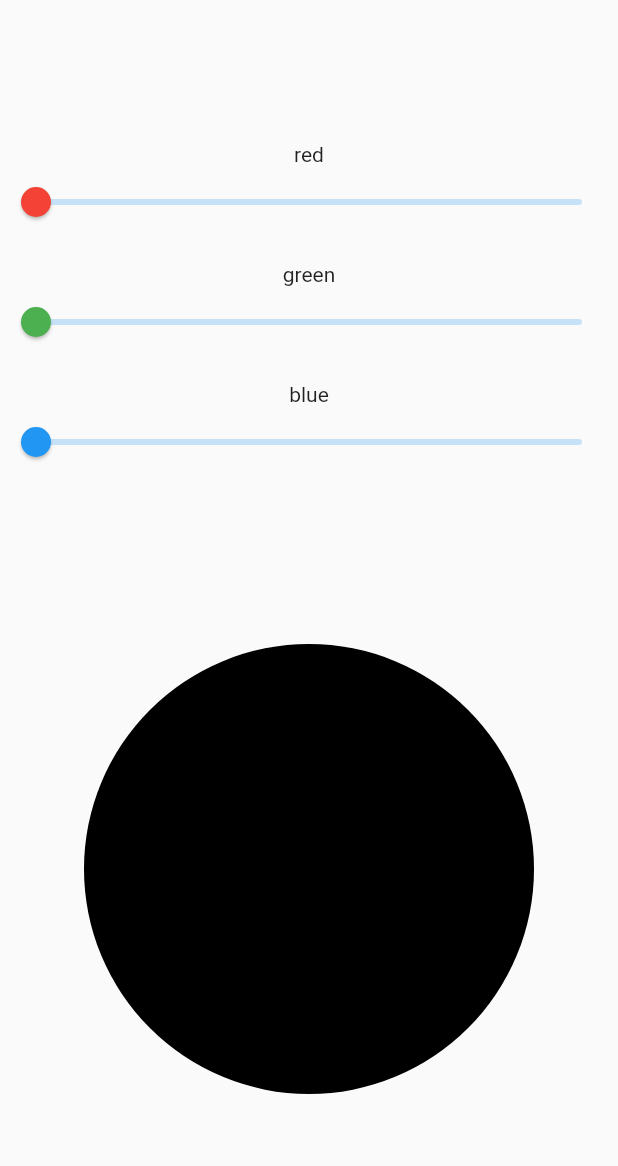
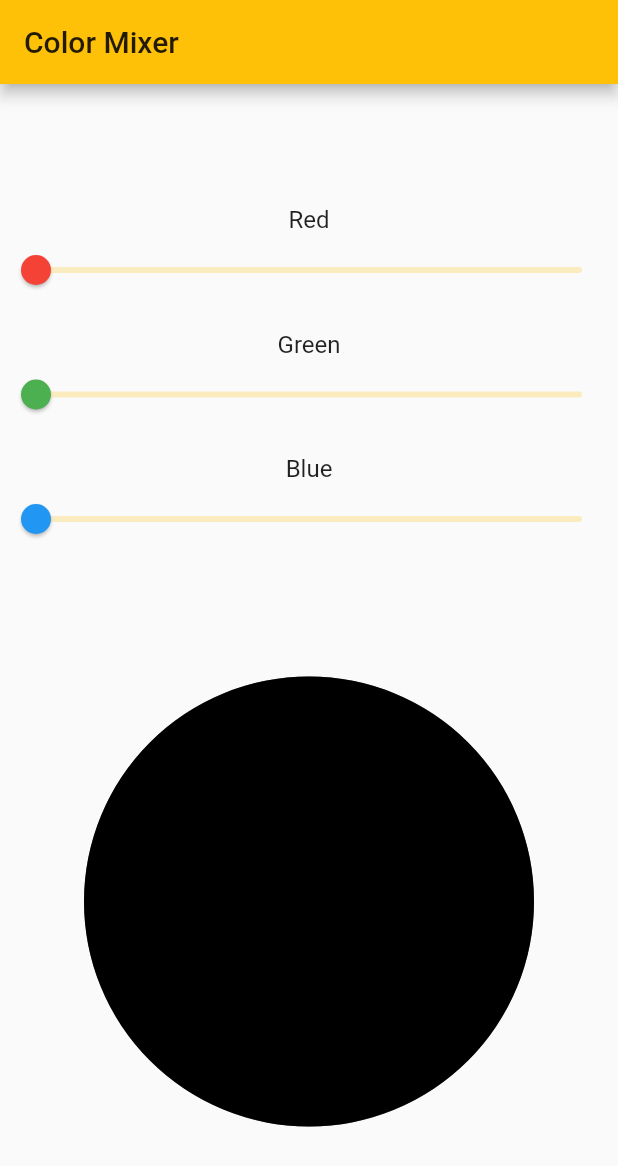
Before and after one commit to szymonrudnicki/Flutter-Color-Mixer, a Flutter app: the screen it shows after launch, on a phone screen of 412 x 824 dp. Shown: the top 1166 px of the screen. Run offline on Flutter 3.47's test engine with Material 2 defaults, Android fonts, the phone set to English and light mode, and no system bars.

Commit message:
visual changes

```diff
--- a/lib/components/rgb_preview.dart
+++ b/lib/components/rgb_preview.dart
@@ -1,19 +1,23 @@
 import 'package:flutter/material.dart';
+import 'package:provider/provider.dart';
+
 import '../models/color_model.dart';
-import 'package:provider/provider.dart';
 
 class RGBPreview extends StatelessWidget {
   @override
-  Widget build(BuildContext context) =>
-      Consumer<ColorModel>(
-        builder: (context, color, _) =>
-            Center(
+  Widget build(BuildContext context) => Consumer<ColorModel>(
+        builder: (context, color, _) => Center(
           child: Container(
             width: 300,
             height: 300,
             decoration: BoxDecoration(
               shape: BoxShape.circle,
-                  color: Color.fromRGBO(color.red.toInt(), color.green.toInt(), color.blue.toInt(), 1),
+              border: Border.all(
+                color: Colors.black54,
+                width: 3,
+              ),
+              color: Color.fromRGBO(color.red.toInt(), color.green.toInt(),
+                  color.blue.toInt(), 1),
             ),
           ),
         ),
--- a/lib/components/rgb_slider.dart
+++ b/lib/components/rgb_slider.dart
@@ -7,10 +7,13 @@ class RGBSlider extends StatelessWidget {
   Widget _buildSlider(
           {String label, Color color, double value, Function onChanged}) =>
       Padding(
-        padding: EdgeInsets.only(bottom: 16),
+        padding: EdgeInsets.only(top: 8, bottom: 8),
         child: Column(
           children: [
-            Text(label),
+            Text(
+              label,
+              style: TextStyle(fontSize: 16),
+            ),
             Slider(
               activeColor: color,
               value: value,
@@ -29,19 +32,19 @@ class RGBSlider extends StatelessWidget {
     return Column(
       children: [
         _buildSlider(
-          label: "red",
+          label: "Red",
           color: Colors.red,
           value: color.red,
           onChanged: (value) => color.red = value,
         ),
         _buildSlider(
-          label: "green",
+          label: "Green",
           color: Colors.green,
           value: color.green,
           onChanged: (value) => color.green = value,
         ),
         _buildSlider(
-          label: "blue",
+          label: "Blue",
           color: Colors.blue,
           value: color.blue,
           onChanged: (value) => color.blue = value,
--- a/lib/main.dart
+++ b/lib/main.dart
@@ -13,13 +13,11 @@ void main() => runApp(
 
 class MyApp extends StatelessWidget {
   @override
-  Widget build(BuildContext context) {
-    return MaterialApp(
+  Widget build(BuildContext context) => MaterialApp(
       title: 'Flutter Provider Demo',
       theme: ThemeData(
-        primarySwatch: Colors.blue,
+        primarySwatch: Colors.amber,
       ),
       home: HomePage(),
     );
-  }
 }
--- a/lib/pages/home_page.dart
+++ b/lib/pages/home_page.dart
@@ -6,6 +6,7 @@ import '../components/rgb_slider.dart';
 class HomePage extends StatelessWidget {
   @override
   Widget build(BuildContext context) => Scaffold(
+        appBar: AppBar(title: Text("Color Mixer")),
         body: Column(
           mainAxisAlignment: MainAxisAlignment.spaceEvenly,
           children: [
```
Lines whose indentation alone changed are shown as unchanged.
